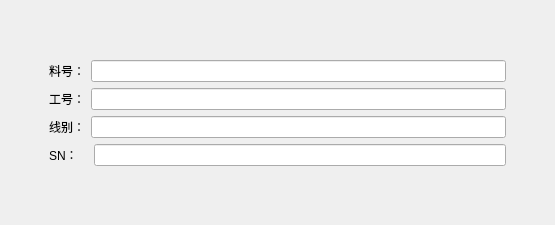
This is setting.ui in wickqin/FActoryTool as Qt 5 draws it before an edit. The edited form follows.
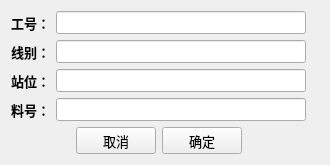
This is the edited form.

Commit message:
新增设置窗口功能和主窗口UI调整
- 在`MainWindow`中添加了调用设置窗口的功能，通过F10键触发。
- 设置窗口包括个人ID、线别、站位和料号的输入。
- 修复了电池容量文本文件，移除了不更新电池状态的问题。
- 调整了主窗口UI，更新了列表视图项的背景色以显示测试结果，并为设置窗口添加了确认和取消按钮。

```diff
--- a/setting.ui
+++ b/setting.ui
@@ -1,66 +1,54 @@
 <?xml version="1.0" encoding="UTF-8"?>
 <ui version="4.0">
- <class>DockWidget</class>
- <widget class="QDockWidget" name="DockWidget">
+ <class>Frame</class>
+ <widget class="QFrame" name="Frame">
   <property name="geometry">
    <rect>
     <x>0</x>
     <y>0</y>
-    <width>555</width>
-    <height>225</height>
+    <width>330</width>
+    <height>165</height>
    </rect>
   </property>
+  <property name="minimumSize">
+   <size>
+    <width>330</width>
+    <height>165</height>
+   </size>
+  </property>
+  <property name="maximumSize">
+   <size>
+    <width>330</width>
+    <height>165</height>
+   </size>
+  </property>
   <property name="windowTitle">
    <string>DockWidget</string>
   </property>
-  <widget class="QWidget" name="dockWidgetContents">
    <layout class="QGridLayout" name="gridLayout_2">
-    <item row="1" column="1">
-     <layout class="QGridLayout" name="gridLayout">
-      <item row="1" column="0">
-       <layout class="QHBoxLayout" name="horizontalLayout_2">
-        <item>
-         <widget class="QLabel" name="person_label">
-          <property name="text">
-           <string>工号：</string>
-          </property>
-         </widget>
-        </item>
-        <item>
-         <widget class="QLineEdit" name="ps_lineEdit">
-          <property name="sizePolicy">
-           <sizepolicy hsizetype="Expanding" vsizetype="Expanding">
-            <horstretch>0</horstretch>
-            <verstretch>0</verstretch>
-           </sizepolicy>
-          </property>
-         </widget>
-        </item>
-       </layout>
+   <item row="5" column="0">
+    <spacer name="verticalSpacer">
+     <property name="orientation">
+      <enum>Qt::Vertical</enum>
+     </property>
+     <property name="sizeHint" stdset="0">
+      <size>
+       <width>20</width>
+       <height>40</height>
+      </size>
+     </property>
+    </spacer>
       </item>
       <item row="3" column="0">
-       <layout class="QHBoxLayout" name="horizontalLayout_5">
-        <item>
-         <widget class="QLabel" name="sn_label">
-          <property name="text">
-           <string>SN：   </string>
-          </property>
-         </widget>
-        </item>
-        <item>
-         <widget class="QLineEdit" name="sn_lineEdit"/>
-        </item>
-       </layout>
-      </item>
-      <item row="0" column="0">
-       <layout class="QHBoxLayout" name="horizontalLayout">
+    <layout class="QHBoxLayout" name="horizontalLayout_4">
         <item>
          <widget class="QLabel" name="pn_label">
-          <property name="sizePolicy">
-           <sizepolicy hsizetype="Minimum" vsizetype="Preferred">
-            <horstretch>0</horstretch>
-            <verstretch>0</verstretch>
-           </sizepolicy>
+       <property name="font">
+        <font>
+         <pointsize>10</pointsize>
+         <weight>75</weight>
+         <bold>true</bold>
+        </font>
           </property>
           <property name="text">
            <string>料号：</string>
@@ -69,66 +57,157 @@
         </item>
         <item>
          <widget class="QLineEdit" name="pn_lineEdit">
+       <property name="minimumSize">
+        <size>
+         <width>250</width>
+         <height>0</height>
+        </size>
+       </property>
+       <property name="font">
+        <font>
+         <pointsize>10</pointsize>
+         <weight>75</weight>
+         <bold>true</bold>
+        </font>
+       </property>
+      </widget>
+     </item>
+    </layout>
+   </item>
+   <item row="0" column="0">
+    <layout class="QHBoxLayout" name="horizontalLayout">
+     <item>
+      <widget class="QLabel" name="ps_label">
           <property name="sizePolicy">
-           <sizepolicy hsizetype="MinimumExpanding" vsizetype="Fixed">
+        <sizepolicy hsizetype="Minimum" vsizetype="Preferred">
             <horstretch>0</horstretch>
             <verstretch>0</verstretch>
            </sizepolicy>
+       </property>
+       <property name="font">
+        <font>
+         <pointsize>10</pointsize>
+         <weight>75</weight>
+         <bold>true</bold>
+        </font>
+       </property>
+       <property name="text">
+        <string>工号：</string>
+       </property>
+      </widget>
+     </item>
+     <item>
+      <widget class="QLineEdit" name="ps_lineEdit">
+       <property name="sizePolicy">
+        <sizepolicy hsizetype="Expanding" vsizetype="Fixed">
+         <horstretch>0</horstretch>
+         <verstretch>0</verstretch>
+        </sizepolicy>
+       </property>
+       <property name="minimumSize">
+        <size>
+         <width>250</width>
+         <height>0</height>
+        </size>
+       </property>
+       <property name="font">
+        <font>
+         <pointsize>10</pointsize>
+         <weight>75</weight>
+         <bold>true</bold>
+        </font>
           </property>
          </widget>
         </item>
        </layout>
       </item>
       <item row="2" column="0">
-       <layout class="QHBoxLayout" name="horizontalLayout_4">
+    <layout class="QHBoxLayout" name="horizontalLayout_2">
+     <item>
+      <widget class="QLabel" name="fx_label">
+       <property name="font">
+        <font>
+         <pointsize>10</pointsize>
+         <weight>75</weight>
+         <bold>true</bold>
+        </font>
+       </property>
+       <property name="text">
+        <string>站位：</string>
+       </property>
+      </widget>
+     </item>
+     <item>
+      <widget class="QLineEdit" name="fx_lineEdit">
+       <property name="minimumSize">
+        <size>
+         <width>250</width>
+         <height>0</height>
+        </size>
+       </property>
+       <property name="font">
+        <font>
+         <pointsize>10</pointsize>
+         <weight>75</weight>
+         <bold>true</bold>
+        </font>
+       </property>
+      </widget>
+     </item>
+    </layout>
+   </item>
+   <item row="1" column="0">
+    <layout class="QHBoxLayout" name="horizontalLayout_3">
         <item>
          <widget class="QLabel" name="line_label">
+       <property name="sizePolicy">
+        <sizepolicy hsizetype="Minimum" vsizetype="Preferred">
+         <horstretch>0</horstretch>
+         <verstretch>0</verstretch>
+        </sizepolicy>
+       </property>
+       <property name="font">
+        <font>
+         <pointsize>10</pointsize>
+         <weight>75</weight>
+         <bold>true</bold>
+        </font>
+       </property>
           <property name="text">
            <string>线别：</string>
           </property>
          </widget>
         </item>
         <item>
-         <widget class="QLineEdit" name="line_lineEdit"/>
-        </item>
-       </layout>
-      </item>
-     </layout>
-    </item>
-    <item row="2" column="1">
-     <spacer name="verticalSpacer_2">
-      <property name="orientation">
-       <enum>Qt::Vertical</enum>
-      </property>
-      <property name="sizeHint" stdset="0">
+      <widget class="QLineEdit" name="line_lineEdit">
+       <property name="sizePolicy">
+        <sizepolicy hsizetype="Expanding" vsizetype="Fixed">
+         <horstretch>0</horstretch>
+         <verstretch>0</verstretch>
+        </sizepolicy>
+       </property>
+       <property name="minimumSize">
        <size>
-        <width>20</width>
-        <height>40</height>
-       </size>
-      </property>
-     </spacer>
-    </item>
-    <item row="0" column="1">
-     <spacer name="verticalSpacer">
-      <property name="orientation">
-       <enum>Qt::Vertical</enum>
-      </property>
-      <property name="sizeHint" stdset="0">
-       <size>
-        <width>20</width>
-        <height>40</height>
-       </size>
-      </property>
-     </spacer>
-    </item>
-    <item row="1" column="0">
+         <width>250</width>
+         <height>0</height>
+        </size>
+       </property>
+       <property name="font">
+        <font>
+         <pointsize>10</pointsize>
+         <weight>75</weight>
+         <bold>true</bold>
+        </font>
+       </property>
+      </widget>
+     </item>
+    </layout>
+   </item>
+   <item row="1" column="1">
      <spacer name="horizontalSpacer">
       <property name="orientation">
        <enum>Qt::Horizontal</enum>
       </property>
-      <property name="sizeType">
-       <enum>QSizePolicy::Fixed</enum>
-      </property>
       <property name="sizeHint" stdset="0">
        <size>
         <width>40</width>
@@ -137,14 +216,54 @@
       </property>
      </spacer>
     </item>
-    <item row="1" column="2">
+   <item row="4" column="0">
+    <layout class="QHBoxLayout" name="horizontalLayout_5">
+     <item>
      <spacer name="horizontalSpacer_2">
       <property name="orientation">
        <enum>Qt::Horizontal</enum>
       </property>
-      <property name="sizeType">
-       <enum>QSizePolicy::Fixed</enum>
-      </property>
+       <property name="sizeHint" stdset="0">
+        <size>
+         <width>40</width>
+         <height>20</height>
+        </size>
+       </property>
+      </spacer>
+     </item>
+     <item>
+      <widget class="QPushButton" name="cancel_bt">
+       <property name="font">
+        <font>
+         <pointsize>10</pointsize>
+         <weight>50</weight>
+         <bold>false</bold>
+        </font>
+       </property>
+       <property name="text">
+        <string>取消</string>
+       </property>
+      </widget>
+     </item>
+     <item>
+      <widget class="QPushButton" name="ok_bt">
+       <property name="font">
+        <font>
+         <pointsize>10</pointsize>
+         <weight>50</weight>
+         <bold>false</bold>
+        </font>
+       </property>
+       <property name="text">
+        <string>确定</string>
+       </property>
+      </widget>
+     </item>
+     <item>
+      <spacer name="horizontalSpacer_3">
+       <property name="orientation">
+        <enum>Qt::Horizontal</enum>
+       </property>
       <property name="sizeHint" stdset="0">
        <size>
         <width>40</width>
@@ -154,7 +273,8 @@
      </spacer>
     </item>
    </layout>
-  </widget>
+   </item>
+  </layout>
  </widget>
  <resources/>
  <connections/>
```
Left out of the diff: 2 changed lines with no effect on the pictures. Lines whose indentation alone changed are shown as unchanged. The commit also changes 5 other files.
